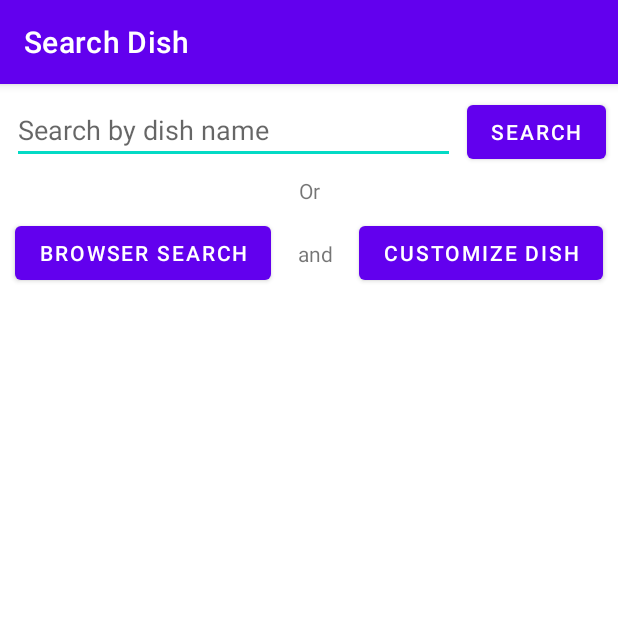
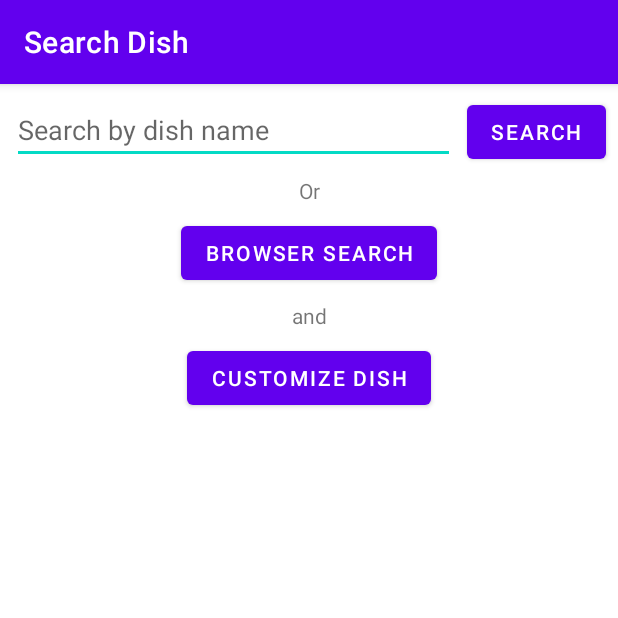
Before and after one commit to czhang83/comp371_meal_planner_final, an Android app: the SearchDishActivity screen opened directly, with no data from a screen before it, on a phone screen of 412 x 824 dp, the top half of it. Run offline under Robolectric (Android 15) with nearby library versions, the phone set to English and light mode, and no system bars; our stand-ins replace Picasso; libraries missing offline, so code that uses them is left out: com.loopj.android, cz.msebera.android; pictures from the network do not load.

Commit message:
Adjusted layout.

```diff
--- a/app/src/main/res/layout/activity_search_dish.xml
+++ b/app/src/main/res/layout/activity_search_dish.xml
@@ -75,8 +75,8 @@
             android:text="@string/button_add_customize"
             app:layout_constraintBottom_toBottomOf="parent"
             app:layout_constraintEnd_toEndOf="parent"
-            app:layout_constraintStart_toEndOf="@+id/textView_and"
-            app:layout_constraintTop_toTopOf="parent" />
+            app:layout_constraintStart_toStartOf="parent"
+            app:layout_constraintTop_toBottomOf="@+id/textView_and" />
 
         <Button
             android:id="@+id/button_search_on_browser"
@@ -85,10 +85,8 @@
             android:layout_marginStart="8dp"
             android:layout_marginTop="8dp"
             android:layout_marginEnd="8dp"
-            android:layout_marginBottom="8dp"
             android:text="@string/button_search_on_browser"
-            app:layout_constraintBottom_toBottomOf="parent"
-            app:layout_constraintEnd_toStartOf="@+id/textView_and"
+            app:layout_constraintEnd_toEndOf="parent"
             app:layout_constraintStart_toStartOf="parent"
             app:layout_constraintTop_toTopOf="parent" />
 
@@ -97,13 +95,12 @@
             android:layout_width="wrap_content"
             android:layout_height="wrap_content"
             android:layout_marginStart="8dp"
+            android:layout_marginTop="8dp"
             android:layout_marginEnd="8dp"
             android:text="@string/and"
-            app:layout_constraintBottom_toBottomOf="parent"
-            app:layout_constraintEnd_toStartOf="@+id/button_add_customize"
-            app:layout_constraintHorizontal_bias="0.326"
-            app:layout_constraintStart_toEndOf="@+id/button_search_on_browser"
-            app:layout_constraintTop_toTopOf="parent" />
+            app:layout_constraintEnd_toEndOf="parent"
+            app:layout_constraintStart_toStartOf="parent"
+            app:layout_constraintTop_toBottomOf="@+id/button_search_on_browser" />
     </androidx.constraintlayout.widget.ConstraintLayout>
 
 
--- a/app/src/main/res/layout/item_dish.xml
+++ b/app/src/main/res/layout/item_dish.xml
@@ -33,7 +33,7 @@
             android:id="@+id/textView_item_dish_name"
             android:layout_width="match_parent"
             android:layout_height="wrap_content"
-            android:textSize="30sp"
+            android:textSize="24sp"
             android:textStyle="bold" />
 
         <TextView
--- a/app/src/main/res/layout/item_ingredient.xml
+++ b/app/src/main/res/layout/item_ingredient.xml
@@ -6,12 +6,14 @@
 
     <TextView
         android:id="@+id/textView_item_ingredient_name"
-        android:layout_width="wrap_content"
+        android:layout_width="0dp"
         android:layout_height="wrap_content"
         android:layout_marginStart="8dp"
         android:layout_marginTop="8dp"
+        android:layout_marginEnd="8dp"
         android:layout_marginBottom="8dp"
         app:layout_constraintBottom_toBottomOf="parent"
+        app:layout_constraintEnd_toStartOf="@+id/textView_item_ingredient_status"
         app:layout_constraintStart_toStartOf="parent"
         app:layout_constraintTop_toTopOf="parent" />
 
--- a/app/src/main/res/layout/item_ingredient_edit.xml
+++ b/app/src/main/res/layout/item_ingredient_edit.xml
@@ -6,12 +6,14 @@
 
     <TextView
         android:id="@+id/textView_edit_ingredient_name"
-        android:layout_width="wrap_content"
+        android:layout_width="0dp"
         android:layout_height="wrap_content"
         android:layout_marginStart="8dp"
         android:layout_marginTop="8dp"
+        android:layout_marginEnd="8dp"
         android:layout_marginBottom="8dp"
         app:layout_constraintBottom_toBottomOf="parent"
+        app:layout_constraintEnd_toStartOf="@+id/spinner_edit_ingredient_status"
         app:layout_constraintStart_toEndOf="@+id/imageButton_delete_ingredient"
         app:layout_constraintTop_toTopOf="parent"
         app:layout_constraintVertical_bias="0.517" />
```
Also changed, not shown: app/src/main/res/layout/activity_dish_detail.xml (+9 -3 lines).
